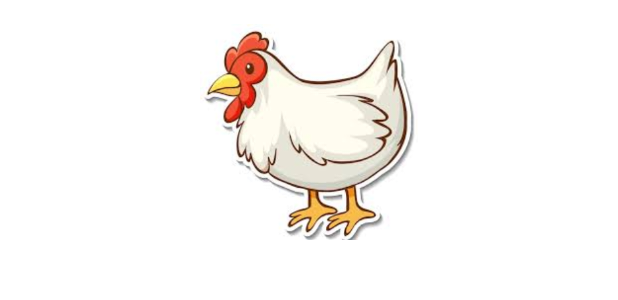
After one commit to Bryium/KukuAfya, an Android app: the layout side_header.xml on its own in the app's theme, with its tools: preview values and no code run, on a phone screen of 412 x 824 dp. The commit adds this screen. Shown: the top 300 px of the screen. Run offline under Robolectric (Android 15) with nearby library versions, the phone set to English and light mode, and no system bars.

Commit message:
added the navigation side bar

```diff
--- /dev/null
+++ b/app/src/main/res/drawable/baseline_about_24.xml
@@ -0,0 +1,5 @@
+<vector xmlns:android="http://schemas.android.com/apk/res/android" android:height="24dp" android:tint="#000000" android:viewportHeight="24" android:viewportWidth="24" android:width="24dp">
+
+    <path android:fillColor="@android:color/white" android:pathData="M12,2C6.48,2 2,6.48 2,12s4.48,10 10,10 10,-4.48 10,-10S17.52,2 12,2zM13,17h-2v-2h2v2zM13,13h-2L11,7h2v6z"/>
+
+</vector>
--- /dev/null
+++ b/app/src/main/res/drawable/baseline_logout_24.xml
@@ -0,0 +1,5 @@
+<vector xmlns:android="http://schemas.android.com/apk/res/android" android:autoMirrored="true" android:height="24dp" android:tint="#000000" android:viewportHeight="24" android:viewportWidth="24" android:width="24dp">
+
+    <path android:fillColor="@android:color/white" android:pathData="M11,7L9.6,8.4l2.6,2.6H2v2h10.2l-2.6,2.6L11,17l5,-5L11,7zM20,19h-8v2h8c1.1,0 2,-0.9 2,-2V5c0,-1.1 -0.9,-2 -2,-2h-8v2h8V19z"/>
+
+</vector>
--- /dev/null
+++ b/app/src/main/res/drawable/baseline_person_24.xml
@@ -0,0 +1,5 @@
+<vector xmlns:android="http://schemas.android.com/apk/res/android" android:height="24dp" android:tint="#000000" android:viewportHeight="24" android:viewportWidth="24" android:width="24dp">
+
+    <path android:fillColor="@android:color/white" android:pathData="M12,12c2.21,0 4,-1.79 4,-4s-1.79,-4 -4,-4 -4,1.79 -4,4 1.79,4 4,4zM12,14c-2.67,0 -8,1.34 -8,4v2h16v-2c0,-2.66 -5.33,-4 -8,-4z"/>
+
+</vector>
--- /dev/null
+++ b/app/src/main/res/layout/side_header.xml
@@ -0,0 +1,17 @@
+<?xml version="1.0" encoding="utf-8"?>
+<LinearLayout xmlns:android="http://schemas.android.com/apk/res/android"
+    android:orientation="vertical"
+    android:layout_width="match_parent"
+    android:layout_height="176dp"
+    android:gravity="top"
+    android:padding="16dp"
+    android:background="@color/white"
+    android:theme="@style/ThemeOverlay.AppCompat.Dark">
+
+    <ImageView
+        android:layout_width="200dp"
+        android:layout_height="150dp"
+        android:layout_gravity="center"
+        android:src="@drawable/chicken"/>
+
+</LinearLayout>
--- a/app/src/main/res/values/strings.xml
+++ b/app/src/main/res/values/strings.xml
@@ -2,4 +2,6 @@
     <string name="app_name">KukuAfya</string>
     <!-- TODO: Remove or change this placeholder text -->
     <string name="hello_blank_fragment">Hello blank fragment</string>
+    <string name="open_nav">Open Navigation Drawer</string>
+    <string name="close_nav">Close Navigation Drawer</string>
 </resources>
--- a/app/src/main/res/values/themes.xml
+++ b/app/src/main/res/values/themes.xml
@@ -1,6 +1,6 @@
 <resources xmlns:tools="http://schemas.android.com/tools">
     <!-- Base application theme. -->
-    <style name="Base.Theme.KukuAfya" parent="Theme.MaterialComponents">
+    <style name="Base.Theme.KukuAfya" parent="Theme.MaterialComponents.DayNight.NoActionBar">
         <!-- Primary brand color. -->
         <item name="colorPrimary">@color/lavender</item>
         <item name="colorPrimaryVariant">@color/lavender</item>
@@ -15,4 +15,8 @@
     </style>
 
     <style name="Theme.KukuAfya" parent="Base.Theme.KukuAfya" />
+
+    <style name="ThemeOverlay.AppCompat.navTheme">
+        <item name="colorPrimary">@color/white</item>
+    </style>
 </resources>
```
Also changed, not shown: app/src/main/res/layout/activity_main.xml (+11 -9 lines), app/src/main/res/menu/side_menu.xml (added, +25 -0 lines), app/src/main/res/drawable/chicken.jpeg (added).
